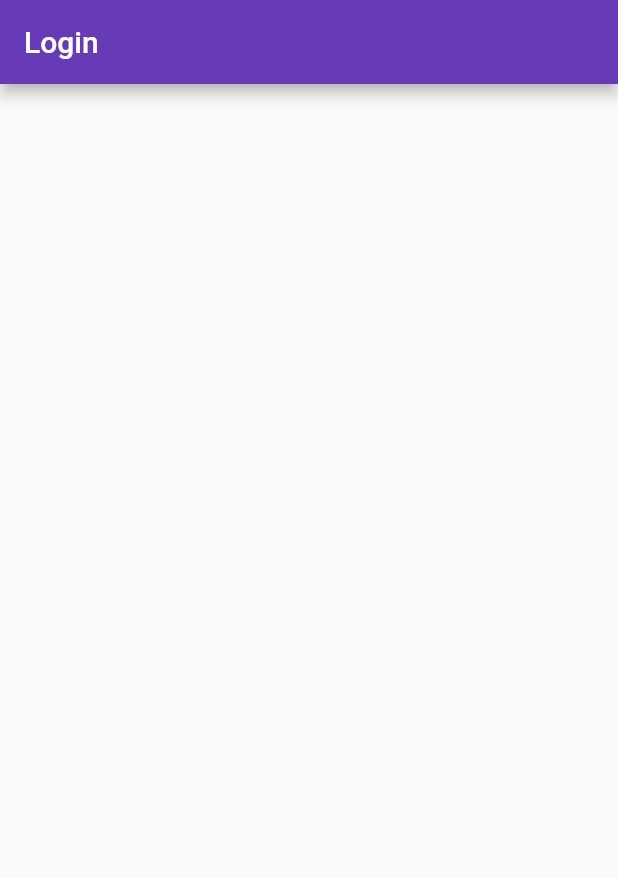
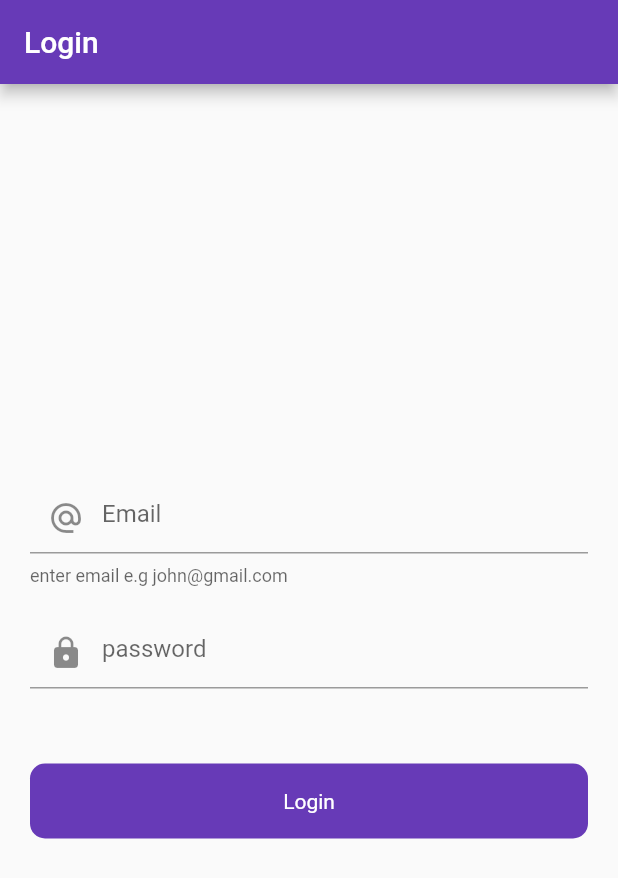
Before and after one commit to Nitinjiwnani/Flutter-Firebase, a Flutter app: the screen it shows after launch, on a phone screen of 412 x 824 dp. Shown: the top 878 px of the screen. Run offline on Flutter 3.47's test engine with Material 2 defaults, Android fonts, the phone set to English and light mode, and no system bars; our stand-ins replace firebase_core; accounts and stored records are empty.

Commit message:
Login Design UI

```diff
--- a/lib/UI/auth/login_screen.dart
+++ b/lib/UI/auth/login_screen.dart
@@ -1,6 +1,7 @@
 import 'package:flutter/material.dart';
 import 'package:flutter/src/widgets/framework.dart';
 import 'package:flutter/src/widgets/placeholder.dart';
+import 'package:flutter_firebase/widgets/round_button.dart';
 
 class LoginScreen extends StatefulWidget {
   const LoginScreen({super.key});
@@ -10,6 +11,18 @@ class LoginScreen extends StatefulWidget {
 }
 
 class _LoginScreenState extends State<LoginScreen> {
+  final _formKey = GlobalKey<FormState>();
+  final emailController = TextEditingController();
+  final passswordController = TextEditingController();
+
+  @override
+  void dispose() {
+    // TODO: implement dispose
+    super.dispose();
+    emailController.dispose();
+    passswordController.dispose();
+  }
+
   @override
   Widget build(BuildContext context) {
     return Scaffold(
@@ -17,8 +30,57 @@ class _LoginScreenState extends State<LoginScreen> {
         automaticallyImplyLeading: false,
         title: Text('Login'),
       ),
-      body: Column(
-        children: [],
+      body: Padding(
+        padding: const EdgeInsets.symmetric(horizontal: 20),
+        child: Column(
+          mainAxisAlignment: MainAxisAlignment.center,
+          crossAxisAlignment: CrossAxisAlignment.center,
+          children: [
+            Form(
+              key: _formKey,
+              child: Column(
+                children: [
+                  TextFormField(
+                    keyboardType: TextInputType.text,
+                    controller: emailController,
+                    decoration: const InputDecoration(
+                        hintText: 'Email',
+                        helperText: 'enter email e.g john@gmail.com',
+                        prefixIcon: Icon(Icons.alternate_email)),
+                    validator: (value) {
+                      if (value!.isEmpty) {
+                        return 'Enter email';
+                      }
+                    },
+                  ),
+                  const SizedBox(
+                    height: 20,
+                  ),
+                  TextFormField(
+                    controller: passswordController,
+                    obscureText: true,
+                    decoration: const InputDecoration(
+                        hintText: 'password', prefixIcon: Icon(Icons.lock)),
+                    validator: (value) {
+                      if (value!.isEmpty) {
+                        return 'Enter Password';
+                      }
+                    },
+                  ),
+                ],
+              ),
+            ),
+            SizedBox(
+              height: 50,
+            ),
+            RoundButton(
+              title: 'Login',
+              onTap: () {
+                if (_formKey.currentState!.validate()) ;
+              },
+            )
+          ],
+        ),
       ),
     );
   }
--- /dev/null
+++ b/lib/widgets/round_button.dart
@@ -0,0 +1,27 @@
+import 'package:flutter/material.dart';
+import 'package:flutter/src/widgets/framework.dart';
+import 'package:flutter/src/widgets/placeholder.dart';
+
+class RoundButton extends StatelessWidget {
+  final String title;
+  final VoidCallback onTap;
+  const RoundButton({super.key, required this.title, required this.onTap});
+
+  @override
+  Widget build(BuildContext context) {
+    return InkWell(
+      onTap: onTap,
+      child: Container(
+        height: 50,
+        decoration: BoxDecoration(
+            borderRadius: BorderRadius.circular(10), color: Colors.deepPurple),
+        child: Center(
+          child: Text(
+            title,
+            style: TextStyle(color: Colors.white),
+          ),
+        ),
+      ),
+    );
+  }
+}
```
